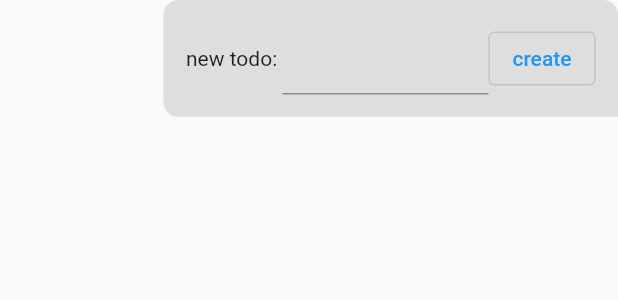
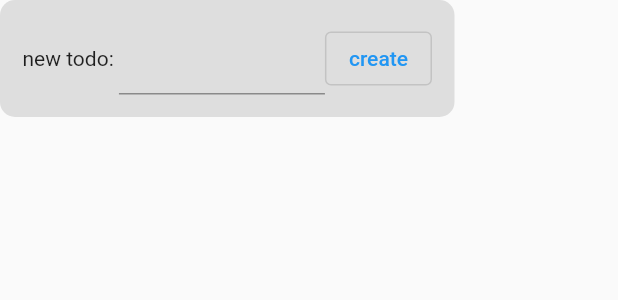
Before and after one commit to maxiee/RayPlan, a Flutter app: the CompTodoCreateOnlyTitle widget shown alone on an empty page, opened directly, on a phone screen of 412 x 824 dp. Shown: the top 300 px of the screen. Run offline on Flutter 3.47's test engine with Material 2 defaults, Android fonts, the phone set to English and light mode, and no system bars; our stand-ins replace infinite_scroll_pagination, isar, tuple; accounts and stored records are empty; generated files the repository leaves out were written again; statements that could not run were skipped.

Commit message:
MessageList widget

```diff
--- a/lib/comp/todo/comp_todo_create_only_title.dart
+++ b/lib/comp/todo/comp_todo_create_only_title.dart
@@ -1,6 +1,8 @@
 import 'package:flutter/material.dart';
 import 'package:ray_plan/model/todo.dart';
 import 'package:ray_plan/service/service_todo.dart';
+import 'package:ray_plan/widget/message_card.dart';
+import 'package:ray_plan/widget/message_text.dart';
 
 import '../../global.dart';
 
@@ -23,7 +25,7 @@ class _CompTodoCreateOnlyTitleState extends State<CompTodoCreateOnlyTitle> {
           ..created = DateTime.now()
           ..updated = DateTime.now())
         .then((value) => Global.serviceMessages.sendSystemMessage(
-            Text("a new todo created: ${value.toString()}")));
+            MessageText(text: "a new todo created: ${value.toString()}")));
   }
 
   @override
@@ -34,17 +36,7 @@ class _CompTodoCreateOnlyTitleState extends State<CompTodoCreateOnlyTitle> {
 
   @override
   Widget build(BuildContext context) {
-    return Row(
-      mainAxisAlignment: MainAxisAlignment.end,
-      children: [
-        Container(
-          padding: const EdgeInsets.all(15),
-          decoration: const BoxDecoration(
-              color: Color(0xFFDEDEDE),
-              borderRadius: BorderRadius.only(
-                  topLeft: Radius.circular(10),
-                  topRight: Radius.circular(10),
-                  bottomLeft: Radius.circular(10))),
+    return MessageCard(
       child: Row(mainAxisSize: MainAxisSize.min, children: [
         const Text("new todo: "),
         SizedBox(
@@ -52,8 +44,6 @@ class _CompTodoCreateOnlyTitleState extends State<CompTodoCreateOnlyTitle> {
             child: TextField(controller: controller)),
         OutlinedButton(onPressed: onCreate, child: const Text('create'))
       ]),
-        )
-      ],
     );
   }
 }
--- /dev/null
+++ b/lib/widget/message_card.dart
@@ -0,0 +1,22 @@
+import 'package:flutter/material.dart';
+
+class MessageCard extends StatelessWidget {
+  const MessageCard({super.key, required this.child});
+
+  final Widget child;
+
+  @override
+  Widget build(BuildContext context) {
+    return Container(
+      padding: const EdgeInsets.all(15),
+      decoration: const BoxDecoration(
+          color: Color(0xFFDEDEDE),
+          borderRadius: BorderRadius.only(
+              topLeft: Radius.circular(10),
+              topRight: Radius.circular(10),
+              bottomLeft: Radius.circular(10),
+              bottomRight: Radius.circular(10))),
+      child: child,
+    );
+  }
+}
```
Also changed, not shown: lib/service/service_im.dart (+8 -2 lines), lib/widget/message_list.dart (added, +58 -0 lines), lib/widget/message_text.dart (added, +13 -0 lines), pubspec.yaml (+6 -5 lines), lib/comp/todo/comp_todo_list.dart (added), pubspec.lock. Lines whose indentation alone changed are shown as unchanged.
